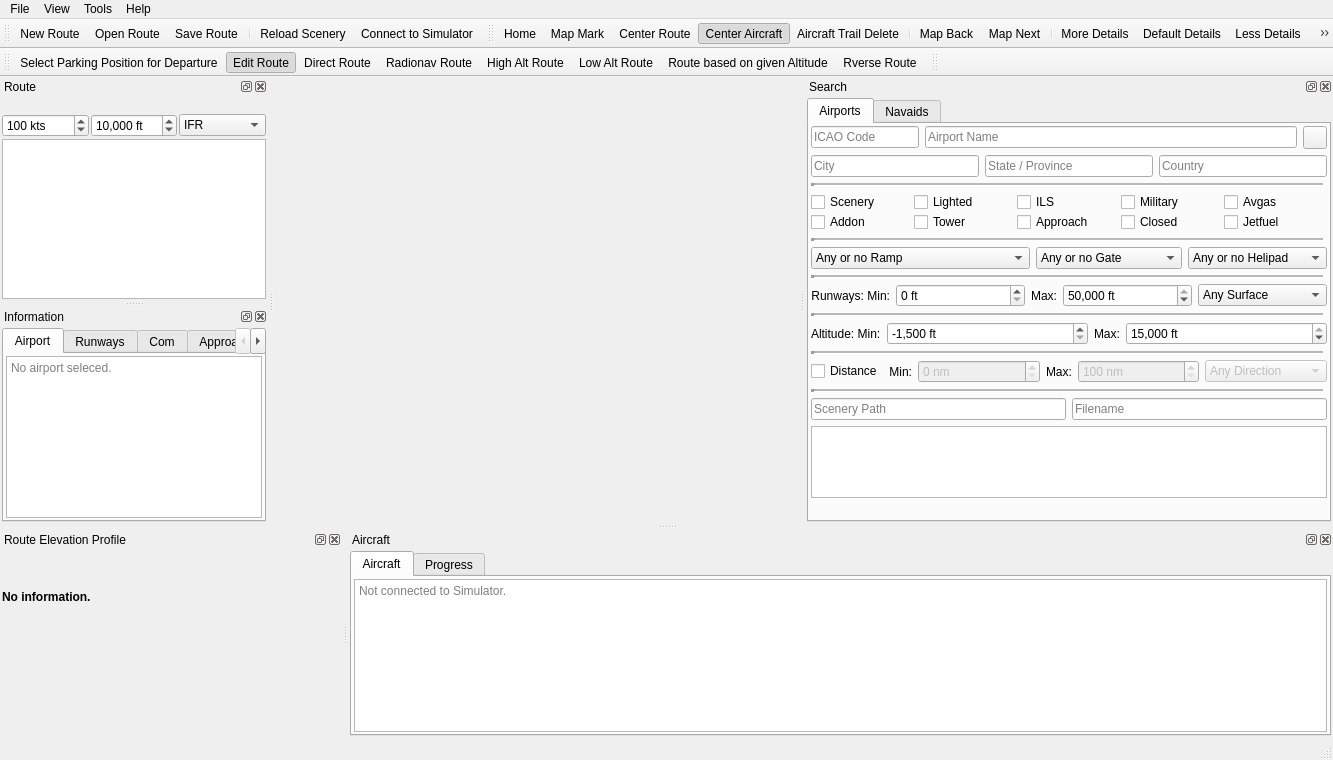
The window that src/gui/mainwindow.ui (albar965/littlenavmap) describes before a commit, drawn with Qt 5.
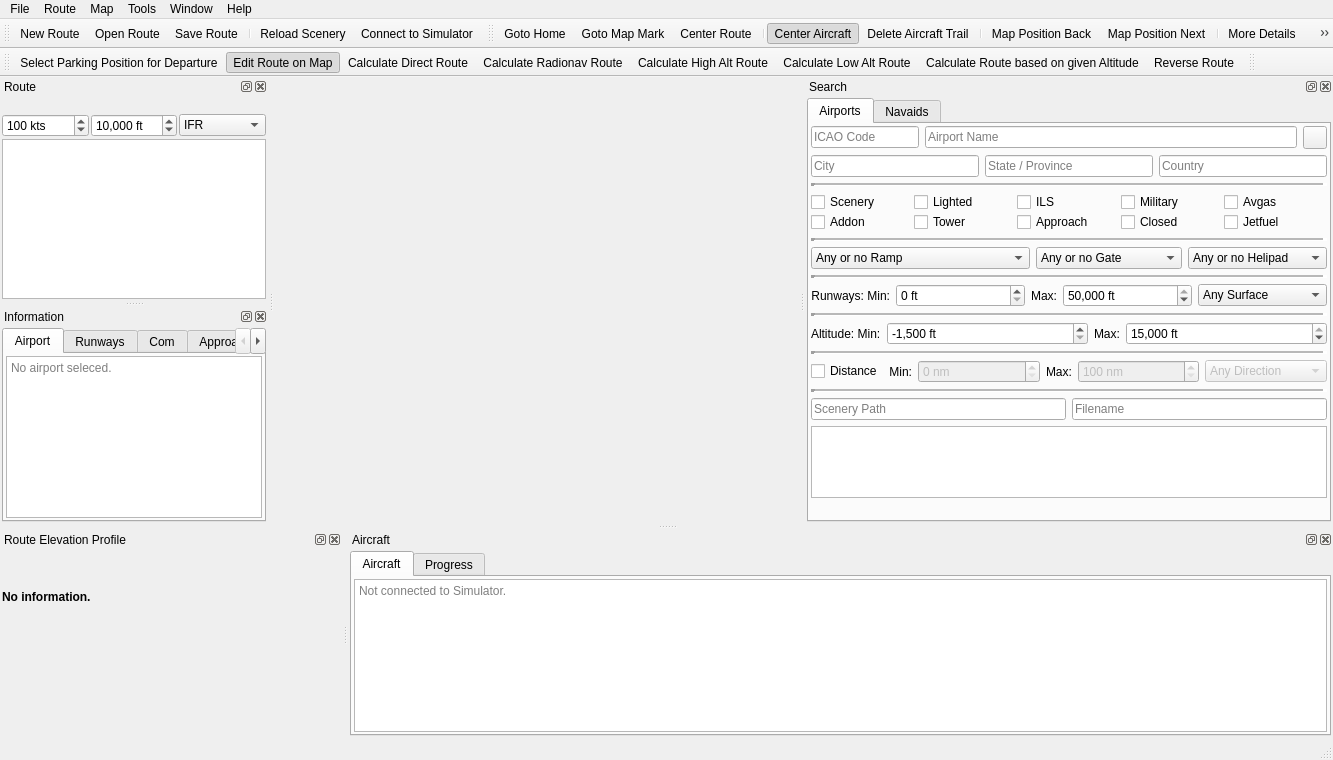
The same window after the commit. Icons and pictures are not drawn.

Commit message: Populated menu structure and added recent file list.

Patch:
```diff
--- a/src/gui/mainwindow.ui
+++ b/src/gui/mainwindow.ui
@@ -44,7 +44,7 @@
    </widget>
    <widget class="QMenu" name="menuView">
     <property name="title">
-     <string>View</string>
+     <string>Window</string>
     </property>
     <addaction name="actionShowStatusbar"/>
    </widget>
@@ -63,9 +63,61 @@
     </property>
     <addaction name="actionOptions"/>
    </widget>
+   <widget class="QMenu" name="menuMap">
+    <property name="title">
+     <string>Map</string>
+    </property>
+    <addaction name="actionMapShowHome"/>
+    <addaction name="actionMapShowMark"/>
+    <addaction name="actionRouteCenter"/>
+    <addaction name="separator"/>
+    <addaction name="actionMapAircraftCenter"/>
+    <addaction name="actionMapDeleteAircraftTrack"/>
+    <addaction name="separator"/>
+    <addaction name="actionMapBack"/>
+    <addaction name="actionMapNext"/>
+    <addaction name="separator"/>
+    <addaction name="actionMapMoreDetails"/>
+    <addaction name="actionMapDefaultDetails"/>
+    <addaction name="actionMapLessDetails"/>
+    <addaction name="separator"/>
+    <addaction name="actionMapShowAddonAirports"/>
+    <addaction name="actionMapShowAirports"/>
+    <addaction name="actionMapShowSoftAirports"/>
+    <addaction name="actionMapShowEmptyAirports"/>
+    <addaction name="actionMapShowVor"/>
+    <addaction name="actionMapShowNdb"/>
+    <addaction name="actionMapShowWp"/>
+    <addaction name="actionMapShowIls"/>
+    <addaction name="actionMapShowVictorAirways"/>
+    <addaction name="actionMapShowJetAirways"/>
+    <addaction name="actionMapShowRoute"/>
+    <addaction name="actionMapShowAircraft"/>
+    <addaction name="actionMapShowAircraftTrack"/>
+    <addaction name="separator"/>
+    <addaction name="actionMapShowGrid"/>
+    <addaction name="actionMapShowCities"/>
+    <addaction name="actionMapShowHillshading"/>
+   </widget>
+   <widget class="QMenu" name="menuRoute">
+    <property name="title">
+     <string>Route</string>
+    </property>
+    <addaction name="actionRouteSelectParking"/>
+    <addaction name="actionRouteEditMode"/>
+    <addaction name="separator"/>
+    <addaction name="actionRouteCalcDirect"/>
+    <addaction name="actionRouteCalcRadionav"/>
+    <addaction name="actionRouteCalcHighAlt"/>
+    <addaction name="actionRouteCalcLowAlt"/>
+    <addaction name="actionRouteCalcSetAlt"/>
+    <addaction name="actionRouteReverse"/>
+   </widget>
    <addaction name="menuFile"/>
-   <addaction name="menuView"/>
+   <addaction name="menuRoute"/>
+   <addaction name="menuMap"/>
    <addaction name="menuTools"/>
+   <addaction name="menuView"/>
    <addaction name="menuHelp"/>
   </widget>
   <widget class="QToolBar" name="mainToolBar">
@@ -1949,6 +2001,7 @@
    <addaction name="actionMapShowHome"/>
    <addaction name="actionMapShowMark"/>
    <addaction name="actionRouteCenter"/>
+   <addaction name="separator"/>
    <addaction name="actionMapAircraftCenter"/>
    <addaction name="actionMapDeleteAircraftTrack"/>
    <addaction name="separator"/>
@@ -2593,7 +2646,7 @@
      <normaloff>:/littlenavmap/resources/icons/home.svg</normaloff>:/littlenavmap/resources/icons/home.svg</iconset>
    </property>
    <property name="text">
-    <string>Home</string>
+    <string>Goto Home</string>
    </property>
   </action>
   <action name="actionMapBack">
@@ -2602,7 +2655,7 @@
      <normaloff>:/littlenavmap/resources/icons/back.svg</normaloff>:/littlenavmap/resources/icons/back.svg</iconset>
    </property>
    <property name="text">
-    <string>Map Back</string>
+    <string>Map Position Back</string>
    </property>
   </action>
   <action name="actionMapNext">
@@ -2611,7 +2664,7 @@
      <normaloff>:/littlenavmap/resources/icons/next.svg</normaloff>:/littlenavmap/resources/icons/next.svg</iconset>
    </property>
    <property name="text">
-    <string>Map Next</string>
+    <string>Map Position Next</string>
    </property>
   </action>
   <action name="actionMapShowMark">
@@ -2620,7 +2673,7 @@
      <normaloff>:/littlenavmap/resources/icons/centermark.svg</normaloff>:/littlenavmap/resources/icons/centermark.svg</iconset>
    </property>
    <property name="text">
-    <string>Map Mark</string>
+    <string>Goto Map Mark</string>
    </property>
   </action>
   <action name="actionMapSetHome">
@@ -2644,7 +2697,7 @@
      <normaloff>:/littlenavmap/resources/icons/airport.svg</normaloff>:/littlenavmap/resources/icons/airport.svg</iconset>
    </property>
    <property name="text">
-    <string>AP</string>
+    <string>Show Airports with hard Runways</string>
    </property>
   </action>
   <action name="actionMapShowVor">
@@ -2659,7 +2712,7 @@
      <normaloff>:/littlenavmap/resources/icons/vor.svg</normaloff>:/littlenavmap/resources/icons/vor.svg</iconset>
    </property>
    <property name="text">
-    <string>VOR</string>
+    <string>Show VOR Stations</string>
    </property>
   </action>
   <action name="actionMapShowNdb">
@@ -2674,7 +2727,7 @@
      <normaloff>:/littlenavmap/resources/icons/ndb.svg</normaloff>:/littlenavmap/resources/icons/ndb.svg</iconset>
    </property>
    <property name="text">
-    <string>NDB</string>
+    <string>Show NDB Stations</string>
    </property>
   </action>
   <action name="actionMapShowWp">
@@ -2689,7 +2742,7 @@
      <normaloff>:/littlenavmap/resources/icons/waypoint.svg</normaloff>:/littlenavmap/resources/icons/waypoint.svg</iconset>
    </property>
    <property name="text">
-    <string>WP</string>
+    <string>Show Waypoints</string>
    </property>
   </action>
   <action name="actionMapShowCities">
@@ -2704,7 +2757,7 @@
      <normaloff>:/littlenavmap/resources/icons/cities.svg</normaloff>:/littlenavmap/resources/icons/cities.svg</iconset>
    </property>
    <property name="text">
-    <string>Cities</string>
+    <string>Show Country and City Names</string>
    </property>
   </action>
   <action name="actionMapShowIls">
@@ -2719,7 +2772,7 @@
      <normaloff>:/littlenavmap/resources/icons/ils.svg</normaloff>:/littlenavmap/resources/icons/ils.svg</iconset>
    </property>
    <property name="text">
-    <string>ILS</string>
+    <string>Show ILS Feathers</string>
    </property>
   </action>
   <action name="actionMapDefaultDetails">
@@ -2797,7 +2850,7 @@
      <normaloff>:/littlenavmap/resources/icons/airportsoft.svg</normaloff>:/littlenavmap/resources/icons/airportsoft.svg</iconset>
    </property>
    <property name="text">
-    <string>AP Soft</string>
+    <string>Show Airports with soft Runways</string>
    </property>
   </action>
   <action name="actionMapShowEmptyAirports">
@@ -2812,7 +2865,7 @@
      <normaloff>:/littlenavmap/resources/icons/airportempty.svg</normaloff>:/littlenavmap/resources/icons/airportempty.svg</iconset>
    </property>
    <property name="text">
-    <string>AP Empty</string>
+    <string>Show empty Airports</string>
    </property>
   </action>
   <action name="actionMapHideOneRangeRing">
@@ -2875,7 +2928,7 @@
      <normaloff>:/littlenavmap/resources/icons/airwayvictor.svg</normaloff>:/littlenavmap/resources/icons/airwayvictor.svg</iconset>
    </property>
    <property name="text">
-    <string>V</string>
+    <string>Show Victor Airways</string>
    </property>
   </action>
   <action name="actionMapShowJetAirways">
@@ -2887,7 +2940,7 @@
      <normaloff>:/littlenavmap/resources/icons/airwayjet.svg</normaloff>:/littlenavmap/resources/icons/airwayjet.svg</iconset>
    </property>
    <property name="text">
-    <string>J</string>
+    <string>Show Jet Airways</string>
    </property>
    <property name="toolTip">
     <string>J</string>
@@ -2905,7 +2958,7 @@
      <normaloff>:/littlenavmap/resources/icons/route.svg</normaloff>:/littlenavmap/resources/icons/route.svg</iconset>
    </property>
    <property name="text">
-    <string>R</string>
+    <string>Show Route</string>
    </property>
    <property name="toolTip">
     <string>R</string>
@@ -3001,7 +3054,7 @@
      <normaloff>:/littlenavmap/resources/icons/routehigh.svg</normaloff>:/littlenavmap/resources/icons/routehigh.svg</iconset>
    </property>
    <property name="text">
-    <string>High Alt Route</string>
+    <string>Calculate High Alt Route</string>
    </property>
   </action>
   <action name="actionRouteCalcLowAlt">
@@ -3010,7 +3063,7 @@
      <normaloff>:/littlenavmap/resources/icons/routelow.svg</normaloff>:/littlenavmap/resources/icons/routelow.svg</iconset>
    </property>
    <property name="text">
-    <string>Low Alt Route</string>
+    <string>Calculate Low Alt Route</string>
    </property>
   </action>
   <action name="actionRouteCalcRadionav">
@@ -3019,7 +3072,7 @@
      <normaloff>:/littlenavmap/resources/icons/routeradio.svg</normaloff>:/littlenavmap/resources/icons/routeradio.svg</iconset>
    </property>
    <property name="text">
-    <string>Radionav Route</string>
+    <string>Calculate Radionav Route</string>
    </property>
   </action>
   <action name="actionRouteCalcDirect">
@@ -3028,7 +3081,7 @@
      <normaloff>:/littlenavmap/resources/icons/routedirect.svg</normaloff>:/littlenavmap/resources/icons/routedirect.svg</iconset>
    </property>
    <property name="text">
-    <string>Direct Route</string>
+    <string>Calculate Direct Route</string>
    </property>
   </action>
   <action name="actionRouteReverse">
@@ -3037,7 +3090,7 @@
      <normaloff>:/littlenavmap/resources/icons/routereverse.svg</normaloff>:/littlenavmap/resources/icons/routereverse.svg</iconset>
    </property>
    <property name="text">
-    <string>Rverse Route</string>
+    <string>Reverse Route</string>
    </property>
   </action>
   <action name="actionRouteSettings">
@@ -3097,7 +3150,7 @@
      <normaloff>:/littlenavmap/resources/icons/hillshading.svg</normaloff>:/littlenavmap/resources/icons/hillshading.svg</iconset>
    </property>
    <property name="text">
-    <string>Hillshading</string>
+    <string>Show Hillshading</string>
    </property>
    <property name="toolTip">
     <string>Hillshading</string>
@@ -3121,7 +3174,7 @@
      <normaloff>:/littlenavmap/resources/icons/routealt.svg</normaloff>:/littlenavmap/resources/icons/routealt.svg</iconset>
    </property>
    <property name="text">
-    <string>Route based on given Altitude</string>
+    <string>Calculate Route based on given Altitude</string>
    </property>
   </action>
   <action name="actionMapShowAddonAirports">
@@ -3136,7 +3189,7 @@
      <normaloff>:/littlenavmap/resources/icons/airportaddon.svg</normaloff>:/littlenavmap/resources/icons/airportaddon.svg</iconset>
    </property>
    <property name="text">
-    <string>Addon Airports</string>
+    <string>Force Show Addon Airports</string>
    </property>
   </action>
   <action name="actionMapShowGrid">
@@ -3151,7 +3204,7 @@
      <normaloff>:/littlenavmap/resources/icons/mapgrid.svg</normaloff>:/littlenavmap/resources/icons/mapgrid.svg</iconset>
    </property>
    <property name="text">
-    <string>Grid</string>
+    <string>Show Map Grid</string>
    </property>
    <property name="toolTip">
     <string>Grid</string>
@@ -3178,7 +3231,7 @@
      <normaloff>:/littlenavmap/resources/icons/aircraft.svg</normaloff>:/littlenavmap/resources/icons/aircraft.svg</iconset>
    </property>
    <property name="text">
-    <string>Aircraft</string>
+    <string>Show Aircraft</string>
    </property>
    <property name="toolTip">
     <string>Aircraft</string>
@@ -3211,7 +3264,7 @@
      <normaloff>:/littlenavmap/resources/icons/aircrafttrail.svg</normaloff>:/littlenavmap/resources/icons/aircrafttrail.svg</iconset>
    </property>
    <property name="text">
-    <string>Aircraft Trail</string>
+    <string>Show Aircraft Trail</string>
    </property>
    <property name="toolTip">
     <string>Aircraft</string>
@@ -3226,7 +3279,7 @@
      <normaloff>:/littlenavmap/resources/icons/aircrafttraildelete.svg</normaloff>:/littlenavmap/resources/icons/aircrafttraildelete.svg</iconset>
    </property>
    <property name="text">
-    <string>Aircraft Trail Delete</string>
+    <string>Delete Aircraft Trail</string>
    </property>
    <property name="toolTip">
     <string>Aircraft</string>
@@ -3253,7 +3306,26 @@
      <normaloff>:/littlenavmap/resources/icons/routeedit.svg</normaloff>:/littlenavmap/resources/icons/routeedit.svg</iconset>
    </property>
    <property name="text">
-    <string>Edit Route</string>
+    <string>Edit Route on Map</string>
+   </property>
+  </action>
+  <action name="actionRecentRoutesClear">
+   <property name="text">
+    <string>Clear Menu</string>
+   </property>
+  </action>
+  <action name="actionHelpNavmapLegend">
+   <property name="icon">
+    <iconset resource="../../littlenavmap.qrc">
+     <normaloff>:/littlenavmap/resources/icons/help.svg</normaloff>:/littlenavmap/resources/icons/help.svg</iconset>
+   </property>
+   <property name="text">
+    <string>Navmap Legend</string>
+   </property>
+  </action>
+  <action name="actionResetMessages">
+   <property name="text">
+    <string>Reset all Messages</string>
    </property>
   </action>
  </widget>
```
Left out of the diff: 34 changed lines with no effect on the pictures. The commit also changes 5 other files.
